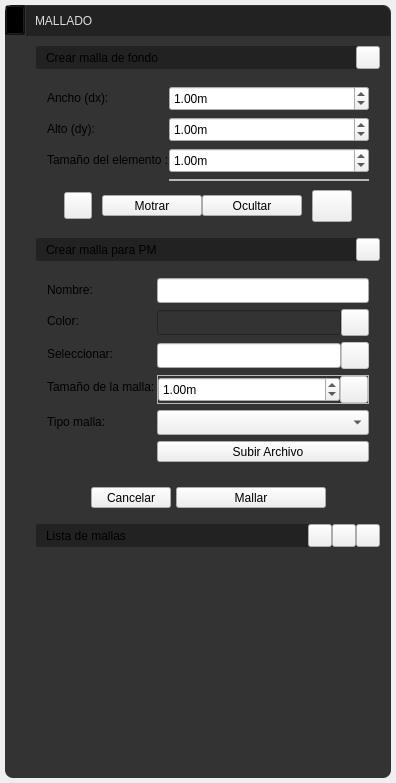
Above: app/ui/widget_draw_menu_mesh.ui from edwinar13/MPM-UN before the change. Below: the same form after it.
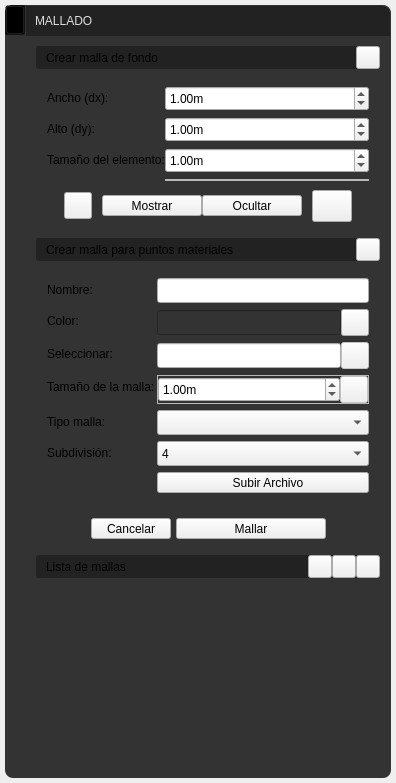
That is the form after the change. Icons and pictures are not drawn.

Commit message: ui(mallado): textos, tooltips y combo de subdivisión en el .ui

```diff
--- a/app/ui/widget_draw_menu_mesh.ui
+++ b/app/ui/widget_draw_menu_mesh.ui
@@ -1113,7 +1113,7 @@
                      </size>
                     </property>
                     <property name="text">
-                     <string>Tamaño del elemento :</string>
+                     <string>Tamaño del elemento:</string>
                     </property>
                     <property name="QLabelStyle" stdset="0">
                      <number>3</number>
@@ -1259,7 +1259,7 @@
                     </size>
                    </property>
                    <property name="text">
-                    <string>Motrar</string>
+                    <string>Mostrar</string>
                    </property>
                    <property name="QToolButtonStyle" stdset="0">
                     <number>5</number>
@@ -1384,7 +1384,7 @@
                   </size>
                  </property>
                  <property name="text">
-                  <string>Crear malla para PM</string>
+                  <string>Crear malla para puntos materiales</string>
                  </property>
                  <property name="QLabelStyle" stdset="0">
                   <number>2</number>
@@ -2014,6 +2014,56 @@
                     </property>
                    </widget>
                   </item>
+                  <item row="5" column="0">
+                   <widget class="QLabel" name="label_MeshSubdivision">
+                    <property name="minimumSize">
+                     <size>
+                      <width>110</width>
+                      <height>0</height>
+                     </size>
+                    </property>
+                    <property name="text">
+                     <string>Subdivisión:</string>
+                    </property>
+                    <property name="QLabelStyle" stdset="0">
+                     <number>3</number>
+                    </property>
+                   </widget>
+                  </item>
+                  <item row="5" column="1">
+                   <widget class="QComboBox" name="comboBox_MeshSubdivision">
+                    <property name="enabled">
+                     <bool>true</bool>
+                    </property>
+                    <property name="currentIndex">
+                     <number>1</number>
+                    </property>
+                    <property name="minimumSize">
+                     <size>
+                      <width>0</width>
+                      <height>25</height>
+                     </size>
+                    </property>
+                    <property name="QComboBoxStyle" stdset="0">
+                     <number>1</number>
+                    </property>
+                    <item>
+                     <property name="text">
+                      <string>1</string>
+                     </property>
+                    </item>
+                    <item>
+                     <property name="text">
+                      <string>4</string>
+                     </property>
+                    </item>
+                    <item>
+                     <property name="text">
+                      <string>16</string>
+                     </property>
+                    </item>
+                   </widget>
+                  </item>
                  </layout>
                 </widget>
                </item>
```
Left out of the diff: 21 changed lines with no effect on the pictures. The commit also changes 2 other files.
